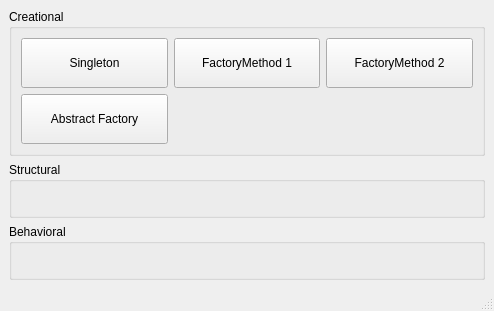
The window that mainwindow.ui (vRFEducation/designpatternsdemo) describes before a commit, drawn with Qt 5.
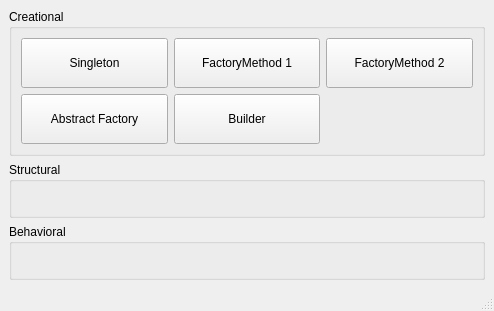
The same window after the commit.

Commit message: Builder Pattern 1st Sample Added

The edit to the form file:
```diff
--- a/mainwindow.ui
+++ b/mainwindow.ui
@@ -73,6 +73,19 @@
          </property>
         </widget>
        </item>
+       <item row="1" column="3">
+        <widget class="QPushButton" name="btnBuilder">
+         <property name="minimumSize">
+          <size>
+           <width>0</width>
+           <height>50</height>
+          </size>
+         </property>
+         <property name="text">
+          <string>Builder</string>
+         </property>
+        </widget>
+       </item>
       </layout>
      </widget>
     </item>
```
The commit also changes 30 other files.
